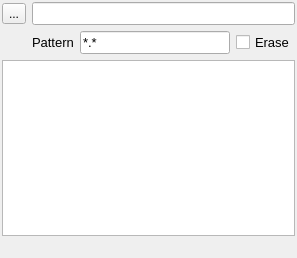
NeutrinoToolkit/Neutrino, file plugins/Monitor/Monitor.ui: the form before one commit.
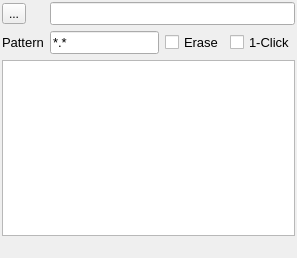
The form after the commit. Icons and pictures are not drawn.

Commit message: Visar and Monitor enhancements

Patch:
```diff
--- a/plugins/Monitor/Monitor.ui
+++ b/plugins/Monitor/Monitor.ui
@@ -47,7 +47,7 @@
     </item>
     <item row="0" column="0">
      <widget class="QWidget" name="widget" native="true">
-      <layout class="QGridLayout" name="gridLayout" columnstretch="0,0,1,0">
+      <layout class="QGridLayout" name="gridLayout" columnstretch="0,1,0,0">
        <property name="leftMargin">
         <number>0</number>
        </property>
@@ -60,36 +60,6 @@
        <property name="bottomMargin">
         <number>0</number>
        </property>
-       <item row="1" column="3">
-        <widget class="QCheckBox" name="erase">
-         <property name="font">
-          <font>
-           <pointsize>10</pointsize>
-          </font>
-         </property>
-         <property name="text">
-          <string>Erase</string>
-         </property>
-         <property name="neutrinoSave" stdset="0">
-          <bool>true</bool>
-         </property>
-        </widget>
-       </item>
-       <item row="1" column="2">
-        <widget class="QLineEdit" name="pattern">
-         <property name="font">
-          <font>
-           <pointsize>10</pointsize>
-          </font>
-         </property>
-         <property name="text">
-          <string>*.*</string>
-         </property>
-         <property name="neutrinoSave" stdset="0">
-          <bool>true</bool>
-         </property>
-        </widget>
-       </item>
        <item row="0" column="0">
         <widget class="QToolButton" name="changeDir">
          <property name="toolTip">
@@ -110,18 +80,6 @@
          </property>
         </widget>
        </item>
-       <item row="1" column="1">
-        <widget class="QLabel" name="label">
-         <property name="font">
-          <font>
-           <pointsize>10</pointsize>
-          </font>
-         </property>
-         <property name="text">
-          <string>Pattern</string>
-         </property>
-        </widget>
-       </item>
        <item row="0" column="1" colspan="3">
         <widget class="QLineEdit" name="lineEdit">
          <property name="font">
@@ -134,6 +92,63 @@
          </property>
         </widget>
        </item>
+       <item row="1" column="0">
+        <widget class="QLabel" name="label">
+         <property name="font">
+          <font>
+           <pointsize>10</pointsize>
+          </font>
+         </property>
+         <property name="text">
+          <string>Pattern</string>
+         </property>
+        </widget>
+       </item>
+       <item row="1" column="1">
+        <widget class="QLineEdit" name="pattern">
+         <property name="font">
+          <font>
+           <pointsize>10</pointsize>
+          </font>
+         </property>
+         <property name="text">
+          <string>*.*</string>
+         </property>
+         <property name="neutrinoSave" stdset="0">
+          <bool>true</bool>
+         </property>
+        </widget>
+       </item>
+       <item row="1" column="2">
+        <widget class="QCheckBox" name="erase">
+         <property name="font">
+          <font>
+           <pointsize>10</pointsize>
+          </font>
+         </property>
+         <property name="text">
+          <string>Erase</string>
+         </property>
+         <property name="neutrinoSave" stdset="0">
+          <bool>true</bool>
+         </property>
+        </widget>
+       </item>
+       <item row="1" column="3">
+        <widget class="QCheckBox" name="oneClick">
+         <property name="font">
+          <font>
+           <pointsize>10</pointsize>
+          </font>
+         </property>
+         <property name="text">
+          <string>1-Click</string>
+         </property>
+         <property name="neutrinoSave" stdset="0">
+          <bool>true</bool>
+         </property>
+        </widget>
+       </item>
       </layout>
      </widget>
     </item>
```
The commit also changes 7 other files.
